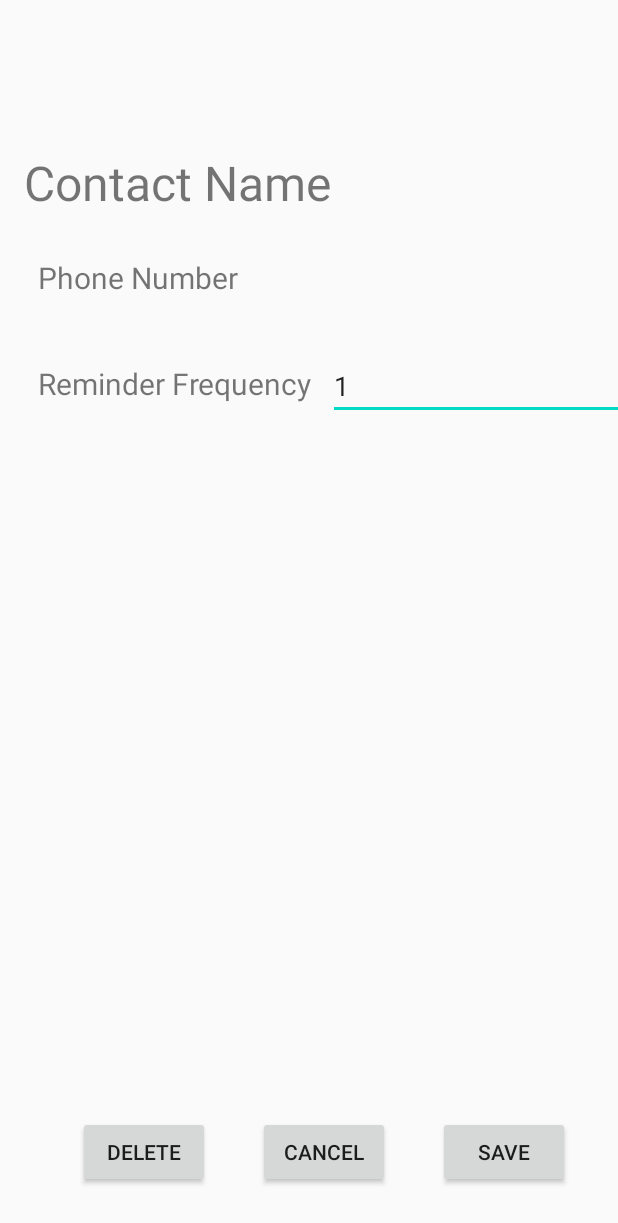
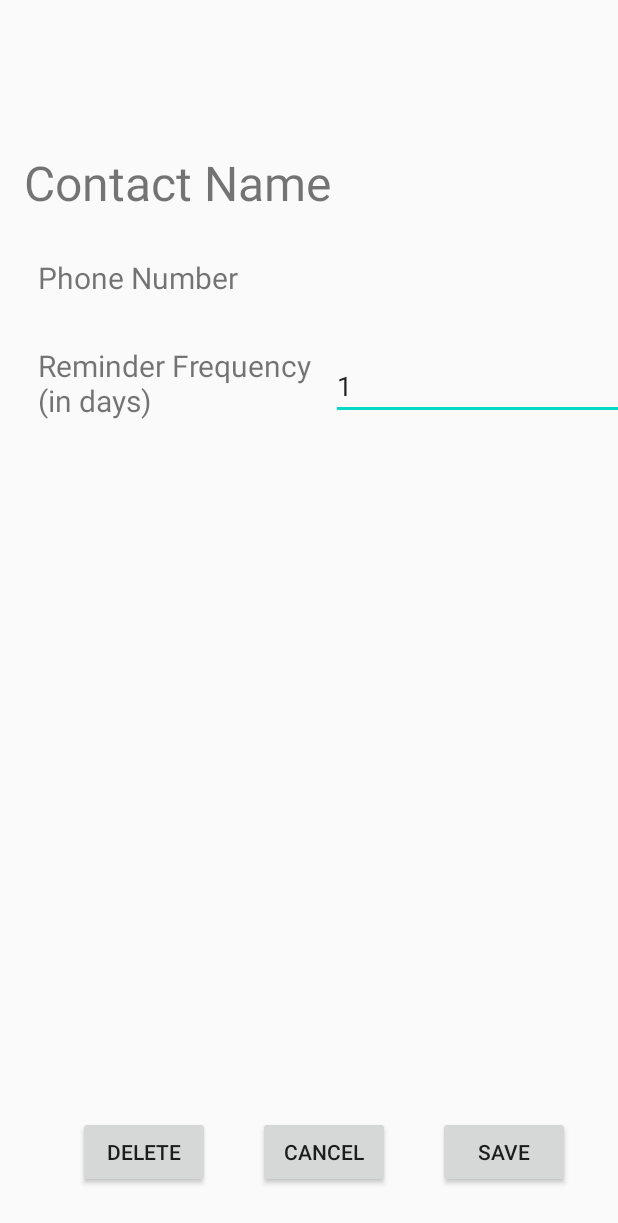
Before and after one commit to hai265/Group-5-Call-Your-Mother, an Android app: the ContactSettingsActivity screen opened directly, with no data from a screen before it, on a phone screen of 412 x 824 dp. Shown: the top 1223 px of the screen. Run offline under Robolectric (Android 15) with nearby library versions, the light colour scheme and no system bars; 2 statements that could not run were skipped.

Commit message:
Edit textview

```diff
--- a/app/src/main/java/com/example/callyourmother/ContactAdapter.kt
+++ b/app/src/main/java/com/example/callyourmother/ContactAdapter.kt
@@ -20,8 +20,6 @@ class ContactAdapter(private val mContext : Context) : BaseAdapter() {
 
     private val mContacts = ArrayList<ContactDetails>()
     private var inflater: LayoutInflater = LayoutInflater.from(mContext)
-    val TAG = "Group-5-Call-Your-Mother"
-
 
     fun add (contact: ContactDetails) : Boolean{
         if(!mContacts.contains(contact)) {
--- a/app/src/main/java/com/example/callyourmother/ContactDetails.kt
+++ b/app/src/main/java/com/example/callyourmother/ContactDetails.kt
@@ -12,7 +12,6 @@ import java.util.*
 
 class ContactDetails {
     var name : String? = null
-   // var image: Bitmap? = null
     var phoneNumber : String? = null
     var frequency :Int? = null
     var lastCalled = Date()
@@ -31,7 +30,6 @@ class ContactDetails {
 
     internal constructor(intent: Intent){
         name = intent.getStringExtra(NAME)
-       // image = intent.getParcelableExtra(IMAGE)
         phoneNumber = intent.getStringExtra(PHONENUMBER)
         //pass in the time as a toString first
         try {
@@ -90,21 +88,13 @@ class ContactDetails {
         isLate = currentTime.after(lateDate)
     }
 
-
-    fun remindContact() {
-
-    }
-
     companion object{
 
         val ITEM_SEP = System.getProperty("line.separator")
         val NAME = "name"
-      //  val IMAGE = "image"
         val PHONENUMBER = "phonenumber"
         val LASTCALLED = "lastCalled"
         val FREQUENCY = "frequency"
-        val INTENT = "intent"
-        val TAG = "Group-5-Call-Your-Mother"
 
         val FORMAT = SimpleDateFormat(
             "EEE MMM d HH:mm:ss zzz yyyy", Locale.US)
@@ -113,7 +103,6 @@ class ContactDetails {
 
             val intent = Intent()
             intent.putExtra(NAME,name)
-            //intent.putExtra(IMAGE,image)
             intent.putExtra(PHONENUMBER,phoneNumber)
             intent.putExtra(LASTCALLED,lastCalled.toString())
             intent.putExtra(FREQUENCY,frequency)
--- a/app/src/main/java/com/example/callyourmother/MainActivity.kt
+++ b/app/src/main/java/com/example/callyourmother/MainActivity.kt
@@ -96,7 +96,8 @@ class MainActivity : ListActivity() {
         }
     }
 
-    //Based on StackOverFlow
+    //Based on a code snippet on StackOverFlow
+    // https://stackoverflow.com/questions/6786666/how-do-i-access-call-log-for-android
     private fun readCallLogs(){
 
         Log.i(TAG, "Enter readCallLog")
@@ -261,8 +262,6 @@ class MainActivity : ListActivity() {
     override fun onPause() {
         super.onPause()
 
-        // Save ToDoItems
-
         saveItems()
         Log.i(TAG, "saved items")
     }
--- a/app/src/main/res/values/strings.xml
+++ b/app/src/main/res/values/strings.xml
@@ -14,7 +14,7 @@
     <string name="deleteButton">Delete</string>
     <string name="cancelButton">Cancel</string>
     <string name="saveButton">Save</string>
-    <string name="frequencyText">Reminder Frequency</string>
+    <string name="frequencyText">Reminder Frequency \n(in days)</string>
     <string name="phoneNumberText">Phone Number</string>
     <string name="timeTextView">Time to be reminded</string>
     <string name="nameText">Contact Name</string>
```
Also changed, not shown: app/src/main/java/com/example/callyourmother/ContactSettingsActivity.kt (+3 -25 lines).
